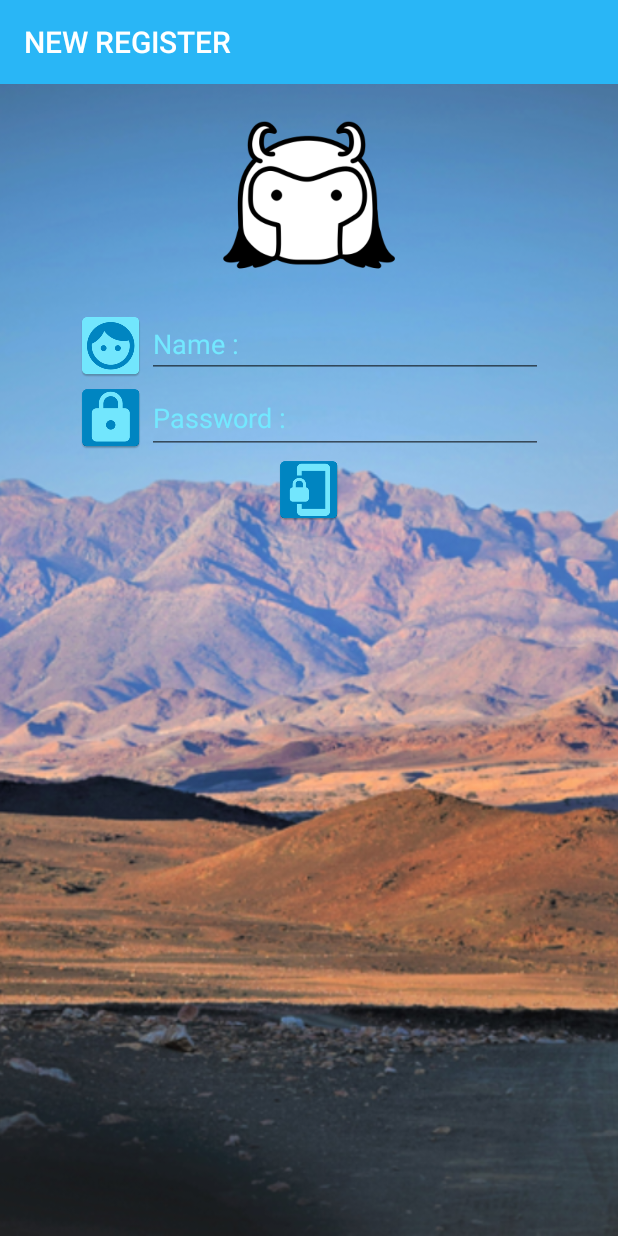
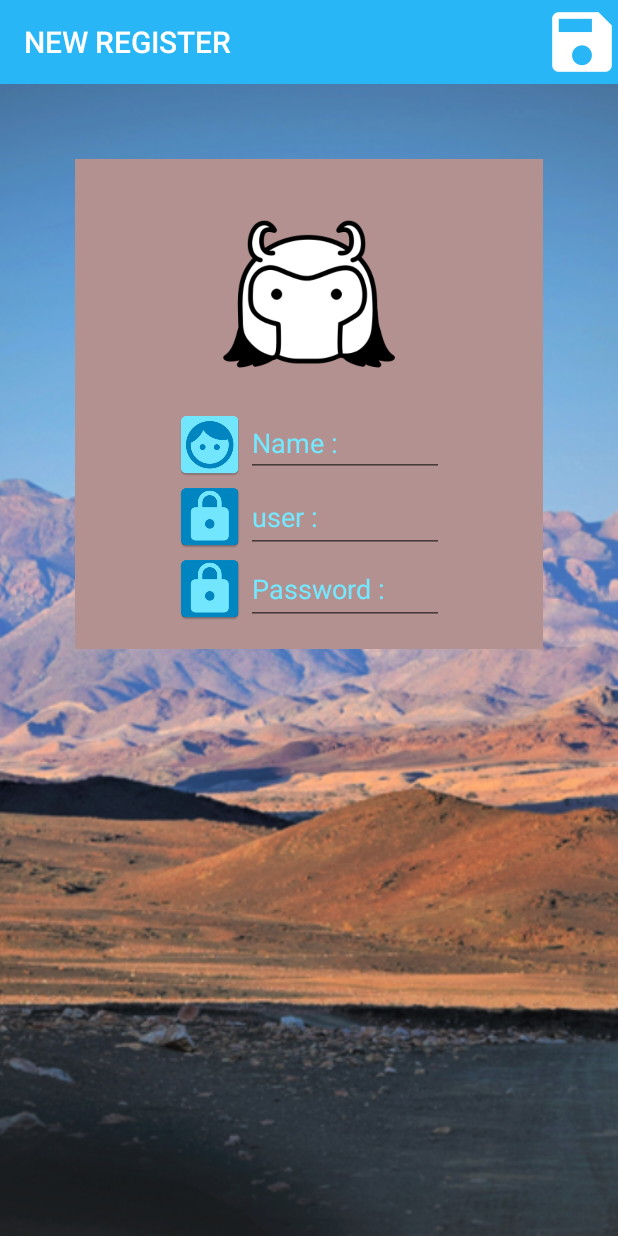
Before and after one commit to meesaravut/EasyADS, an Android app: the screen it shows after launch (MainActivity), after a tap on "NEW REGISTER", on a phone screen of 412 x 824 dp. Run offline under Robolectric (Android 15) with nearby library versions, the phone set to English and light mode, and no system bars.

Commit message:
BEFOER L

```diff
--- a/app/src/main/java/app/innova/sunkakam/saravut/easyads/fragment/RegisterFragment.java
+++ b/app/src/main/java/app/innova/sunkakam/saravut/easyads/fragment/RegisterFragment.java
@@ -7,6 +7,8 @@ import android.support.v7.widget.Toolbar;
 import android.view.LayoutInflater;
 import android.view.View;
 import android.view.ViewGroup;
+import android.widget.EditText;
+import android.widget.ImageView;
 
 import app.innova.sunkakam.saravut.easyads.MainActivity;
 import app.innova.sunkakam.saravut.easyads.R;
@@ -16,6 +18,9 @@ import app.innova.sunkakam.saravut.easyads.R;
  */
 
 public class RegisterFragment extends Fragment {
+
+    //Explict
+    private String nameString, userString, passString;
 
     @Nullable
     @Override
@@ -42,14 +47,14 @@ public class RegisterFragment extends Fragment {
 
         //config Toolbat
         Toolbar toolbar = getView().findViewById(R.id.toolbarRegister);
-        ((MainActivity)getActivity()).setSupportActionBar(toolbar);
+        ((MainActivity) getActivity()).setSupportActionBar(toolbar);
 
 
-        ((MainActivity)getActivity()).setTitle(getResources().getString(R.string.new_register));
+        ((MainActivity) getActivity()).setTitle(getResources().getString(R.string.new_register));
 
-    //Back controller
-        ((MainActivity)getActivity()).getSupportActionBar().setHomeButtonEnabled(true);
-        ((MainActivity)getActivity()).getSupportActionBar().setDefaultDisplayHomeAsUpEnabled(true
+        //Back controller
+        ((MainActivity) getActivity()).getSupportActionBar().setHomeButtonEnabled(true);
+        ((MainActivity) getActivity()).getSupportActionBar().setDefaultDisplayHomeAsUpEnabled(true
         );
 
 
@@ -61,10 +66,23 @@ public class RegisterFragment extends Fragment {
 
             }
         });
+        //saveController
+        ImageView imageView = getView().findViewById(R.id.imvSave);
+        imageView.setOnClickListener(new View.OnClickListener() {
+            @Override
+            public void onClick(View v) {
+
+                //get Value From EditText
+                EditText nameEditext = getView().findViewById(R.id.edtName);
+                EditText passEditText = getView().findViewById(R.id.edtPassword);
+                EditText userEditText = getView().findViewById(R.id.edtuser);
+
+
+            }//onclcak
+        });
 
 
     }
 
 
-
 } // Main Class
--- /dev/null
+++ b/app/src/main/java/app/innova/sunkakam/saravut/easyads/utility/MyAlert.java
@@ -0,0 +1,44 @@
+package app.innova.sunkakam.saravut.easyads.utility;
+
+import android.content.Context;
+import android.content.DialogInterface;
+import android.support.v7.app.AlertDialog;
+
+import app.innova.sunkakam.saravut.easyads.R;
+
+/**
+ * Created by Mee R&D on 11/10/2560.
+ */
+
+public class MyAlert {
+
+    private Context context;
+
+    public MyAlert(Context context) {
+        this.context = context;
+    }
+
+
+    public void myDialog(String strTile,String strmassage) {
+        AlertDialog.Builder builder = new AlertDialog.Builder(context);
+        builder.setCancelable(false);
+        builder.setIcon(R.drawable.Bell);
+        builder.setTitle(strTile);
+        builder.setMessage(strmassage);
+        builder.setPositiveButton("ตกลงนะจ๊ะ", new DialogInterface.OnClickListener() {
+            @Override
+            public void onClick(DialogInterface dialog, int which) {
+                dialog.dismiss();
+
+            }
+        });
+        builder.show();
+
+
+    }
+
+
+
+
+
+}//main Class
--- a/app/src/main/res/layout/fragment_register.xml
+++ b/app/src/main/res/layout/fragment_register.xml
@@ -11,39 +11,58 @@
         android:layout_width="match_parent"
         android:layout_height="?attr/actionBarSize"
         android:background="@color/colorPrimary"
-        app:theme="@style/Base.ThemeOverlay.AppCompat.Dark.ActionBar" />
+        app:theme="@style/Base.ThemeOverlay.AppCompat.Dark.ActionBar">
+
+
+        <!--IconSave-->
+        <ImageView
+            android:id="@+id/imvSave"
+            android:layout_width="wrap_content"
+            android:layout_height="wrap_content"
+            android:layout_gravity="right"
+            android:src="@mipmap/ic_save" />
+    </android.support.v7.widget.Toolbar>
 
 
     <!--content-->
+    <LinearLayout
+        android:padding="16dp"
+        android:background="#b49191"
+        android:layout_margin="@dimen/margin"
+        android:orientation="vertical"
+        android:layout_width="match_parent"
+        android:layout_height="wrap_content">
         <!--Humen-->
         <ImageView
-        android:src="@drawable/if_avangers"
+            android:id="@+id/imvavanger"
+            android:layout_width="@dimen/logo"
+            android:layout_height="@dimen/logo"
+            android:layout_gravity="center_horizontal"
             android:layout_margin="15dp"
-        android:layout_gravity="center_horizontal"
-        android:layout_width="@dimen/logo"
-        android:layout_height="@dimen/logo" />
+            android:src="@drawable/if_avangers" />
         <!--name-->
         <LinearLayout
 
+            android:layout_width="match_parent"
+            android:layout_height="wrap_content"
+            android:layout_marginLeft="@dimen/margin"
             android:layout_marginRight="@dimen/margin"
-        android:layout_marginLeft="@dimen/margin"
-        android:orientation="horizontal"
-        android:layout_width="match_parent"
-        android:layout_height="wrap_content">
+            android:orientation="horizontal">
 
             <!--icon_user-->
             <ImageView
-            android:src="@mipmap/icon_user"
                 android:layout_width="wrap_content"
-            android:layout_height="wrap_content" />
+                android:layout_height="wrap_content"
+                android:src="@mipmap/icon_user" />
             <!--name-->
             <EditText
-            android:textColor="@color/colorPrimaryDark"
-            android:textColorHint="@color/colorPrimaryLigth"
+                android:id="@+id/edtName"
+                android:layout_width="match_parent"
+                android:layout_height="wrap_content"
                 android:hint="Name :"
                 android:inputType="text"
-            android:layout_width="match_parent"
-            android:layout_height="wrap_content" />
+                android:textColor="@color/colorPrimaryDark"
+                android:textColorHint="@color/colorPrimaryLigth" />
         </LinearLayout>
 
         <LinearLayout
@@ -59,6 +78,29 @@
                 android:src="@mipmap/ic_pass" />
 
             <EditText
+                android:id="@+id/edtuser"
+                android:layout_width="match_parent"
+                android:layout_height="match_parent"
+                android:hint="user :"
+                android:inputType="text"
+                android:textColor="@color/colorPrimaryDark"
+                android:textColorHint="@color/colorPrimaryLigth" />
+        </LinearLayout>
+
+        <LinearLayout
+            android:layout_width="match_parent"
+            android:layout_height="wrap_content"
+            android:layout_marginLeft="@dimen/margin"
+            android:layout_marginRight="@dimen/margin"
+            android:weightSum="1">
+
+            <ImageView
+                android:layout_width="wrap_content"
+                android:layout_height="wrap_content"
+                android:src="@mipmap/ic_pass" />
+
+            <EditText
+                android:id="@+id/edtPassword"
                 android:layout_width="match_parent"
                 android:layout_height="match_parent"
                 android:hint="Password :"
@@ -67,17 +109,8 @@
                 android:textColorHint="@color/colorPrimaryLigth" />
         </LinearLayout>
 
-<LinearLayout
-    android:layout_marginLeft="@dimen/margin"
-    android:layout_marginRight="@dimen/margin"
-    android:layout_width="match_parent"
-    android:layout_height="wrap_content">
-    <ImageView
-        android:src="@mipmap/pa_launcher"
-        android:layout_width="match_parent"
-        android:layout_height="wrap_content" />
+
+        <!--password-->
+    </LinearLayout>
 
 </LinearLayout>
-    <!--password-->
-
-</LinearLayout>
```
Also changed, not shown: app/src/main/ic_save-web.png (added), app/src/main/res/drawable/Bell.png (added), app/src/main/res/mipmap-hdpi/ic_save.png (added), app/src/main/res/mipmap-mdpi/ic_save.png (added), app/src/main/res/mipmap-xhdpi/ic_save.png (added), app/src/main/res/mipmap-xxhdpi/ic_save.png (added), app/src/main/res/mipmap-xxxhdpi/ic_save.png (added). Lines whose indentation alone changed are shown as unchanged.
